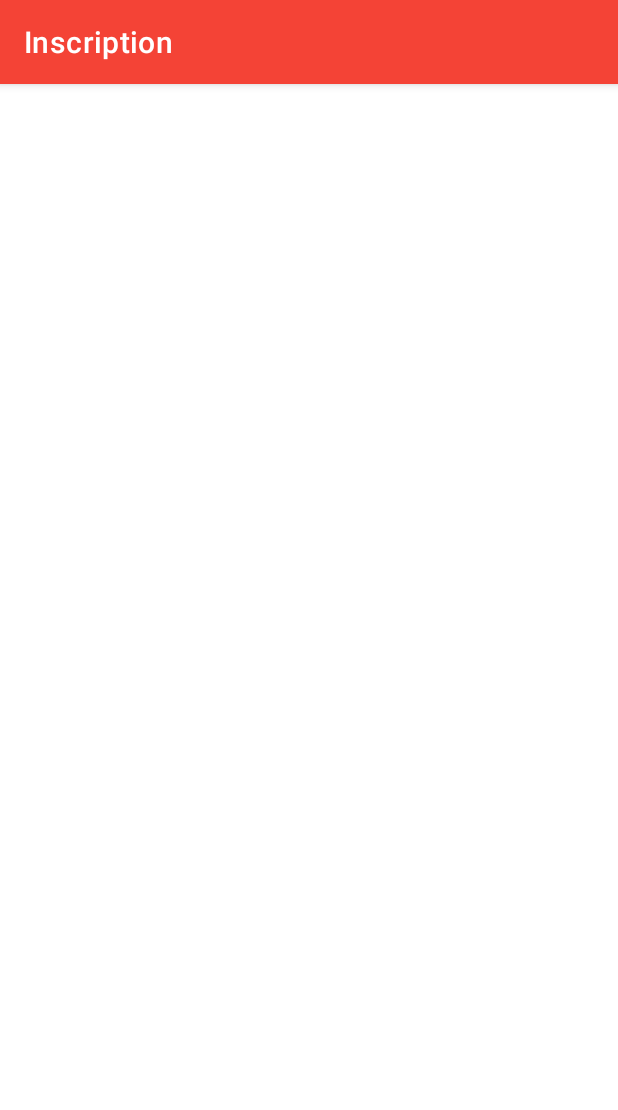
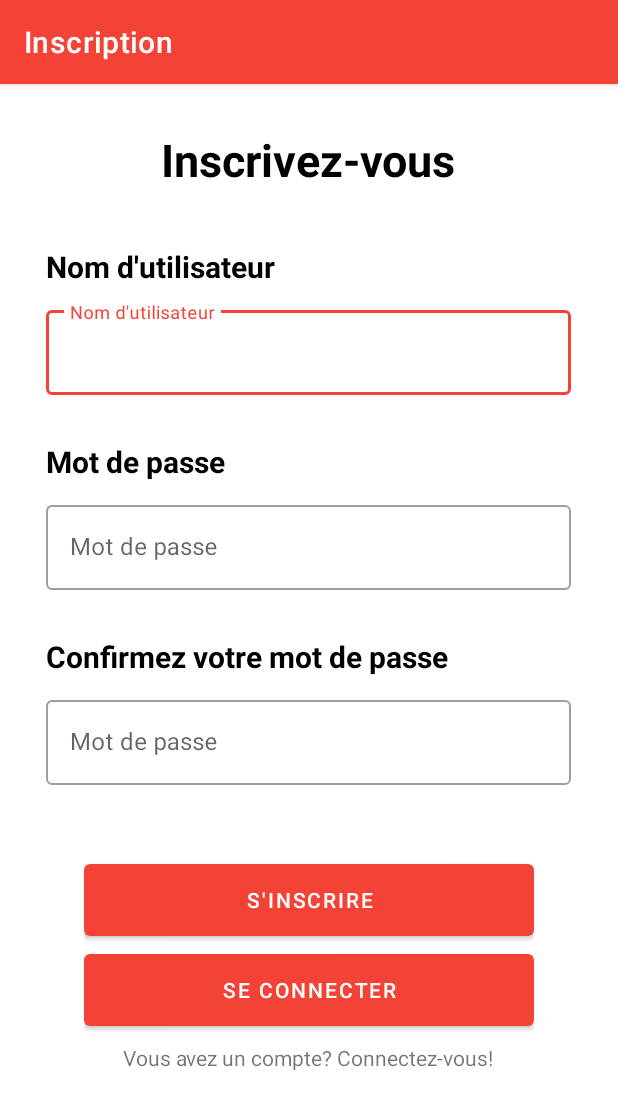
Before and after one commit to FrancisChamberland/ANDROID_TaskManager, an Android app: the RegisterActivity screen opened directly, with no data from a screen before it, on a phone screen of 412 x 824 dp. Shown: the top 1110 px of the screen. Run offline under Robolectric (Android 15) with nearby library versions, the phone set to English and light mode, and no system bars.

Commit message:
FCT Layout Register
Ajout de l'interface de RegisterActivity

```diff
--- a/KickMyB/app/src/main/res/layout/activity_register.xml
+++ b/KickMyB/app/src/main/res/layout/activity_register.xml
@@ -1,9 +1,159 @@
 <?xml version="1.0" encoding="utf-8"?>
-<androidx.constraintlayout.widget.ConstraintLayout xmlns:android="http://schemas.android.com/apk/res/android"
+<LinearLayout xmlns:android="http://schemas.android.com/apk/res/android"
     xmlns:app="http://schemas.android.com/apk/res-auto"
     xmlns:tools="http://schemas.android.com/tools"
     android:layout_width="match_parent"
     android:layout_height="match_parent"
+    android:orientation="vertical"
+    android:gravity="center_horizontal"
+    android:padding="30dp"
     tools:context=".RegisterActivity">
 
-</androidx.constraintlayout.widget.ConstraintLayout>
+    <TextView
+        android:layout_width="wrap_content"
+        android:layout_height="wrap_content"
+        android:layout_weight="1.2"
+        android:text="Inscrivez-vous"
+        android:textSize="30dp"
+        android:textStyle="bold"
+        android:textColor="@color/black"/>
+
+    <LinearLayout
+        android:layout_width="wrap_content"
+        android:layout_height="wrap_content"
+        android:layout_weight="0.5"
+        android:orientation="vertical">
+
+        <TextView
+            android:layout_width="wrap_content"
+            android:layout_height="wrap_content"
+            android:text="Nom d'utilisateur"
+            android:textSize="20dp"
+            android:textStyle="bold"
+            android:textColor="@color/black"/>
+
+        <com.google.android.material.textfield.TextInputLayout
+            android:id="@+id/inputUsername"
+            android:layout_width="350dp"
+            android:layout_height="wrap_content"
+            android:layout_marginTop="10dp"
+            android:hint="Nom d'utilisateur"
+            style="@style/Widget.MaterialComponents.TextInputLayout.OutlinedBox">
+
+            <com.google.android.material.textfield.TextInputEditText
+                android:layout_width="match_parent"
+                android:layout_height="wrap_content"
+                />
+
+        </com.google.android.material.textfield.TextInputLayout>
+
+    </LinearLayout>
+
+    <LinearLayout
+        android:layout_width="wrap_content"
+        android:layout_height="wrap_content"
+        android:layout_weight="0.5">
+    </LinearLayout>
+
+    <LinearLayout
+        android:layout_width="wrap_content"
+        android:layout_height="wrap_content"
+        android:layout_weight="0.5"
+        android:orientation="vertical">
+
+        <TextView
+            android:layout_width="wrap_content"
+            android:layout_height="wrap_content"
+            android:text="Mot de passe"
+            android:textSize="20dp"
+            android:textStyle="bold"
+            android:textColor="@color/black"/>
+
+        <com.google.android.material.textfield.TextInputLayout
+            android:id="@+id/inputPassword"
+            android:layout_width="350dp"
+            android:layout_height="wrap_content"
+            android:layout_marginTop="10dp"
+            android:hint="Mot de passe"
+            style="@style/Widget.MaterialComponents.TextInputLayout.OutlinedBox">
+
+            <com.google.android.material.textfield.TextInputEditText
+                android:layout_width="match_parent"
+                android:layout_height="wrap_content"
+                />
+
+        </com.google.android.material.textfield.TextInputLayout>
+
+    </LinearLayout>
+
+    <LinearLayout
+        android:layout_width="wrap_content"
+        android:layout_height="wrap_content"
+        android:layout_weight="0.5">
+    </LinearLayout>
+
+    <LinearLayout
+        android:layout_width="wrap_content"
+        android:layout_height="wrap_content"
+        android:layout_weight="0.5"
+        android:orientation="vertical">
+
+        <TextView
+            android:layout_width="wrap_content"
+            android:layout_height="wrap_content"
+            android:text="Confirmez votre mot de passe"
+            android:textSize="20dp"
+            android:textStyle="bold"
+            android:textColor="@color/black"/>
+
+        <com.google.android.material.textfield.TextInputLayout
+            android:id="@+id/inputConfirmPassword"
+            android:layout_width="350dp"
+            android:layout_height="wrap_content"
+            android:layout_marginTop="10dp"
+            android:hint="Mot de passe"
+            style="@style/Widget.MaterialComponents.TextInputLayout.OutlinedBox">
+
+            <com.google.android.material.textfield.TextInputEditText
+                android:layout_width="match_parent"
+                android:layout_height="wrap_content"
+                />
+
+        </com.google.android.material.textfield.TextInputLayout>
+
+    </LinearLayout>
+
+    <LinearLayout
+        android:layout_width="wrap_content"
+        android:layout_height="wrap_content"
+        android:layout_weight="1">
+    </LinearLayout>
+
+    <LinearLayout
+        android:layout_width="wrap_content"
+        android:layout_height="wrap_content"
+        android:layout_weight="2.5"
+        android:orientation="vertical">
+
+        <Button
+            android:id="@+id/btnRegister"
+            android:layout_width="300dp"
+            android:layout_height="60dp"
+            android:text="S'inscrire" />
+
+        <Button
+            android:id="@+id/btnConnect"
+            android:layout_width="300dp"
+            android:layout_height="60dp"
+            android:layout_marginBottom="5dp"
+            android:text="Se connecter" />
+
+        <TextView
+            android:layout_width="wrap_content"
+            android:layout_height="wrap_content"
+            android:layout_gravity="center_horizontal"
+            android:text="Vous avez un compte? Connectez-vous!"/>
+
+    </LinearLayout>
+
+</LinearLayout>
```
